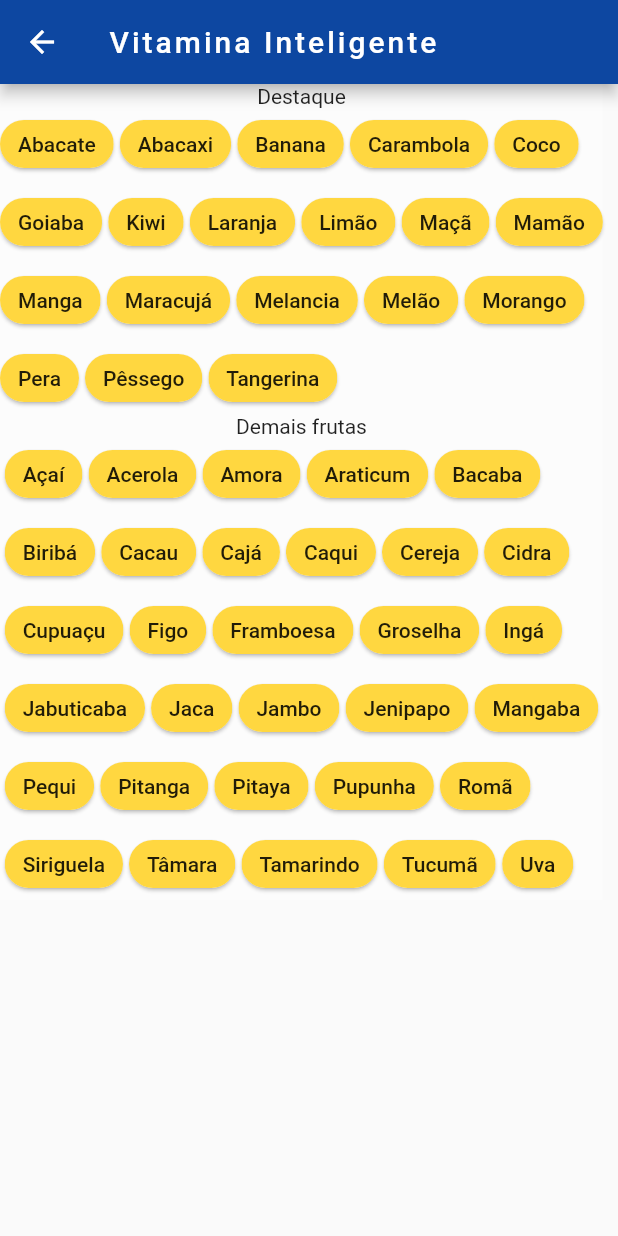
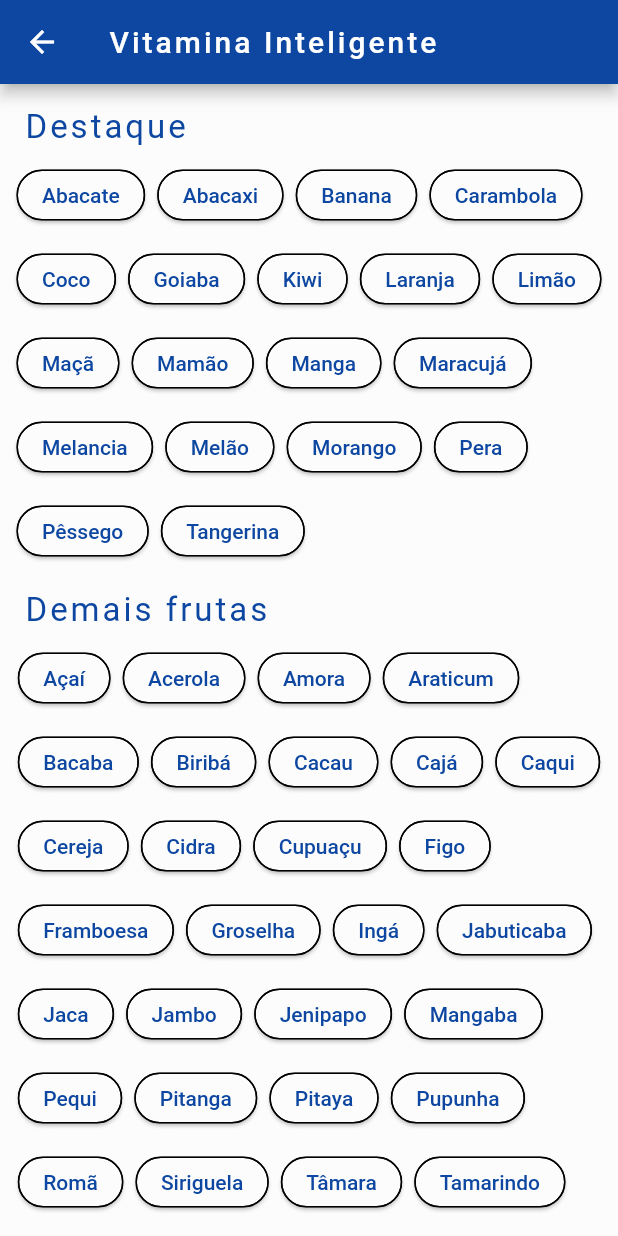
Before and after one commit to thalesbm/flutter_vitaminas, a Flutter app: the screen it shows after launch, after a tap on "Vitamina Inteligente", on a phone screen of 412 x 824 dp. Run offline on Flutter 3.47's test engine with Material 2 defaults, Android fonts, the phone set to English and light mode, and no system bars; our stand-ins replace google_fonts, hexcolor; Roboto replaces fonts that are missing (Ubuntu).

Commit message:
organizado layout

```diff
--- a/lib/feature/smart/view/chips_view.dart
+++ b/lib/feature/smart/view/chips_view.dart
@@ -1,35 +1,59 @@
 import 'package:flutter/material.dart';
+import 'package:google_fonts/google_fonts.dart';
+import 'package:hexcolor/hexcolor.dart';
+import 'package:vitamin_of_the_day/common/view/colors.dart';
 
-class ChipsView extends StatelessWidget {
-  final List<String> _highlightsFruits;
+class ChipsView extends StatefulWidget {
+  final List<String> _fruits;
 
-  ChipsView(this._highlightsFruits);
+  ChipsView(this._fruits);
+
+  @override
+  _ChipsState createState() => _ChipsState(this._fruits);
+}
+
+class _ChipsState extends State<ChipsView> {
+  final List<String> _fruits;
+
+  _ChipsState(this._fruits);
 
   @override
   Widget build(BuildContext context) {
-    return Wrap(
-      runSpacing: 4,
-      spacing: 4,
-      children: List.generate(_highlightsFruits.length, (index) {
-        return _getChoiceChip(context, _highlightsFruits[index]);
-      }),
+    return Container(
+      child: Wrap(
+        runSpacing: 8,
+        spacing: 8,
+        runAlignment: WrapAlignment.center,
+        children: List.generate(_fruits.length, (index) {
+          return _getChoiceChip(context, _fruits[index]);
+        }),
+      ),
     );
   }
 
   ChoiceChip _getChoiceChip(BuildContext context, String option) {
     return ChoiceChip(
-      labelPadding: EdgeInsets.only(left: 8, right: 8),
+      padding: EdgeInsets.only(left: 8, right: 8),
       label: Text(
         option,
+        style: GoogleFonts.ubuntu(
+          textStyle: TextStyle(
+            color: HexColor(PaletteColors.primaryColor),
+          ),
+        ),
       ),
       selected: false,
       selectedColor: Colors.deepPurple,
-      backgroundColor: Colors.amberAccent,
-      onSelected: (value) {
-        // setState(() {
-        //   defaultChoiceIndex = value ? index : defaultChoiceIndex;
-        // });
+      backgroundColor: Colors.white30,
+      shape: StadiumBorder(side: BorderSide()),
+      onSelected: (selected) {
+        setState(() {});
       },
+      // onSelected: (value) {
+      //   // setState(() {
+      //   //   defaultChoiceIndex = value ? index : defaultChoiceIndex;
+      //   // });
+      // },
       // backgroundColor: color,
       elevation: 1,
     );
--- a/lib/feature/smart/view/header_view.dart
+++ b/lib/feature/smart/view/header_view.dart
@@ -1,4 +1,7 @@
 import 'package:flutter/material.dart';
+import 'package:google_fonts/google_fonts.dart';
+import 'package:hexcolor/hexcolor.dart';
+import 'package:vitamin_of_the_day/common/view/colors.dart';
 
 class HeaderChipsView extends StatelessWidget {
   final String _value;
@@ -7,8 +10,21 @@ class HeaderChipsView extends StatelessWidget {
 
   @override
   Widget build(BuildContext context) {
-    return Text(
-        _value,
+    return Container(
+      padding: EdgeInsets.only(left: 16, right: 16, bottom: 8, top: 16),
+      child: Align(
+        alignment: Alignment.bottomLeft,
+        child: Text(
+          _value,
+          style: GoogleFonts.ubuntu(
+            textStyle: TextStyle(
+              letterSpacing: 2,
+              color: HexColor(PaletteColors.primaryColor),
+              fontSize: 22,
+            ),
+          ),
+        ),
+      ),
     );
   }
 }
```
